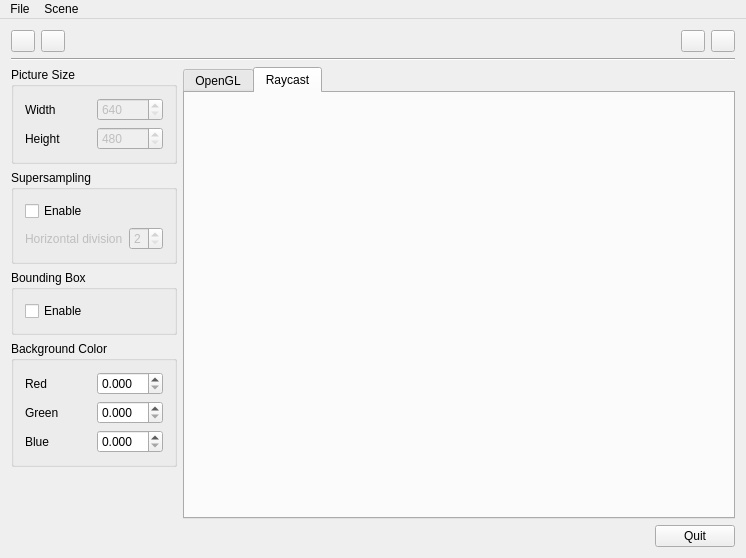
Above: Raycasting/mainwindow.ui from paulobruno/Cg2 before the change. Below: the same form after it.
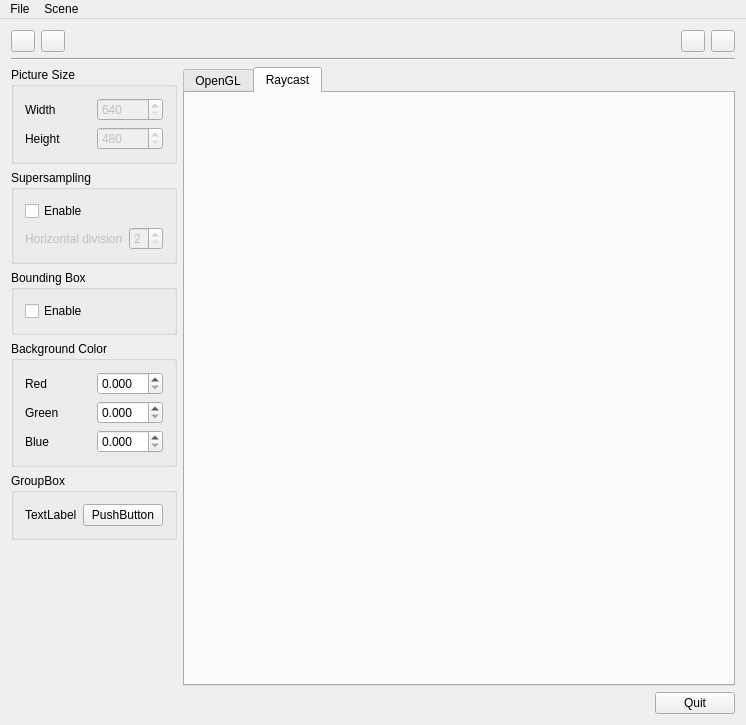
That is the form after the change. Custom widgets are drawn as their Qt base class.

The edit to the form file:
```diff
--- a/Raycasting/mainwindow.ui
+++ b/Raycasting/mainwindow.ui
@@ -7,7 +7,7 @@
     <x>0</x>
     <y>0</y>
     <width>746</width>
-    <height>558</height>
+    <height>725</height>
    </rect>
   </property>
   <property name="windowTitle">
@@ -339,6 +339,36 @@
             </layout>
            </widget>
           </item>
+          <item>
+           <widget class="QGroupBox" name="groupBox_5">
+            <property name="title">
+             <string>GroupBox</string>
+            </property>
+            <layout class="QVBoxLayout" name="verticalLayout_5">
+             <item>
+              <layout class="QHBoxLayout" name="horizontalLayout_9">
+               <property name="sizeConstraint">
+                <enum>QLayout::SetDefaultConstraint</enum>
+               </property>
+               <item>
+                <widget class="QLabel" name="label_5">
+                 <property name="text">
+                  <string>TextLabel</string>
+                 </property>
+                </widget>
+               </item>
+               <item>
+                <widget class="QPushButton" name="pushButton">
+                 <property name="text">
+                  <string>PushButton</string>
+                 </property>
+                </widget>
+               </item>
+              </layout>
+             </item>
+            </layout>
+           </widget>
+          </item>
           <item>
            <spacer name="verticalSpacer">
             <property name="orientation">
```
